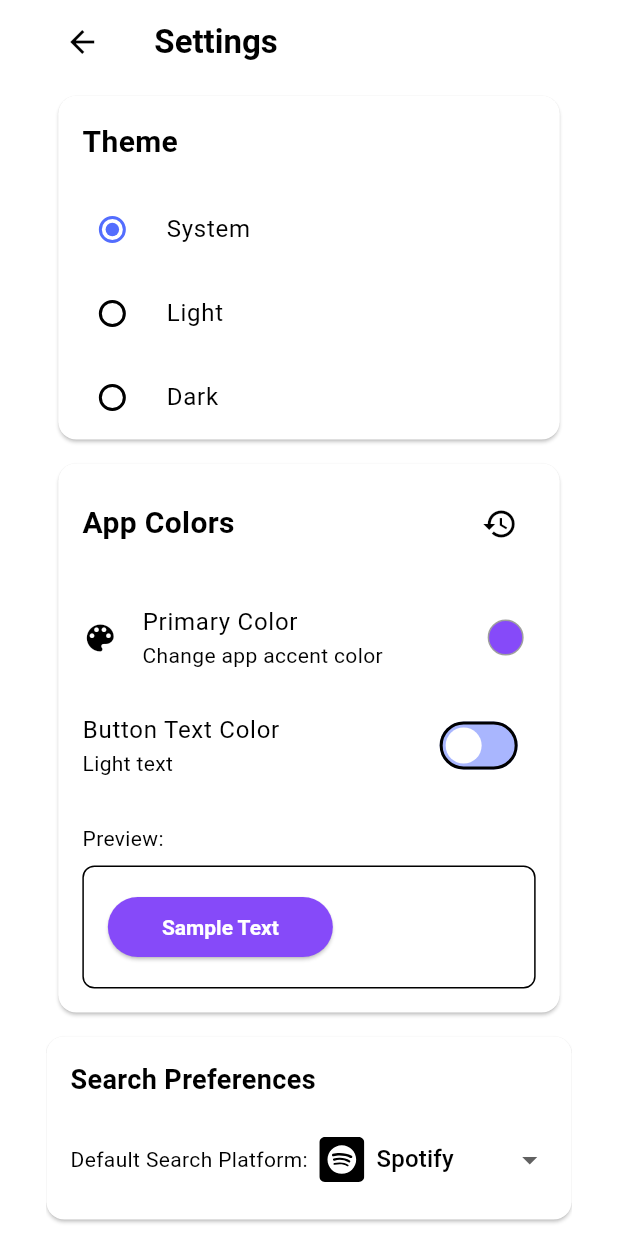
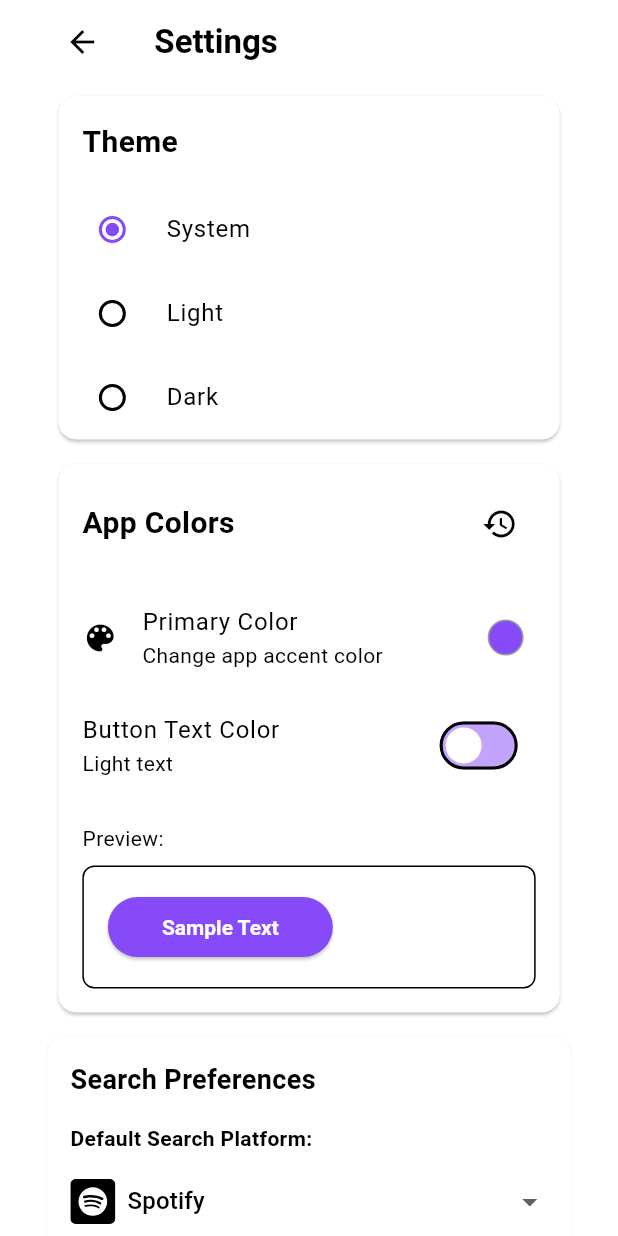
Before and after one commit to ALi3naTEd0/RateMe, a Flutter app: the screen it shows after launch, after a tap on the "settings" icon, on a phone screen of 412 x 824 dp. Run offline on Flutter 3.47's test engine with Material 3 defaults, Android fonts, the light colour scheme and no system bars; our stand-ins replace file_picker, flutter_svg, package_info_plus, share_plus, shared_preferences, sqflite and 1 more; missing offline and left inert: flex_color_picker; accounts and stored records are empty; project files that could hold a hidden picture were left out.

Commit message:
Fix Android black color issue with proper RGB<->hex conversion and optimize theme preloading

```diff
--- a/lib/database/api_key_manager.dart
+++ b/lib/database/api_key_manager.dart
@@ -21,7 +21,7 @@
           secret TEXT,
           created_at TEXT
         )
-      ''');
+      '''); // Fixed: Added missing closing parenthesis here
 
       Logging.severe('API key manager initialized successfully');
     } catch (e, stack) {
--- a/lib/database/database_helper.dart
+++ b/lib/database/database_helper.dart
@@ -133,11 +133,20 @@
         // Remove the unsupported queryTimeoutDuration parameter
       );
 
+      try {
+        // Try to set WAL mode using rawQuery instead of execute for better Android compatibility
+        await db.rawQuery('PRAGMA journal_mode = WAL');
+        Logging.severe('Successfully set WAL journal mode');
+      } catch (e) {
+        // If setting WAL fails, log it but continue (don't crash)
+        Logging.severe(
+            'Failed to set WAL journal mode: $e (continuing anyway)');
+      }
+
       // Update schema directly with the db instance
       await _updateDatabaseSchemaInternal(db);
 
       // Set pragmas for better performance and stability
-      await db.execute('PRAGMA journal_mode = WAL;');
       await db.execute('PRAGMA synchronous = NORMAL;');
       await db.execute('PRAGMA cache_size = 1000;');
       await db.execute('PRAGMA temp_store = MEMORY;');
--- a/lib/main.dart
+++ b/lib/main.dart
@@ -1,6 +1,7 @@
 import 'package:flutter/material.dart';
 import 'dart:async';
 import 'color_utility.dart';
+import 'database/api_key_manager.dart';
 import 'saved_ratings_page.dart';
 import 'logging.dart';
 import 'details_page.dart';
@@ -23,24 +24,50 @@
 import 'preload_service.dart';
 
 Future<void> main() async {
-  // Ensure Flutter binding is initialized
-  WidgetsFlutterBinding.ensureInitialized();
+  try {
+    // Initialize Flutter binding
+    WidgetsFlutterBinding.ensureInitialized();
 
-  // Initialize database factory based on platform
-  // This must be done BEFORE any database access
-  await _initializeDatabaseFactory();
+    // Initialize database factory
+    await _initializeDatabaseFactory();
 
-  // Initialize database after factory setup
-  await DatabaseHelper.instance.database;
+    // Initialize logging first
+    Logging.initialize();
+    Logging.severe('===== Logging system initialized =====');
 
-  // Preload critical settings BEFORE app starts
-  await PreloadService.preloadSettings();
+    // CRITICAL FIX: Preload theme settings before building the UI
+    await PreloadService.preloadEssentialSettings();
 
-  // Use the integrated ThemeService preloader instead of separate PreloadService
-  await ts.ThemeService.preloadEssentialSettings();
+    // Get the preloaded color for the initial UI render
+    Color initialThemeColor = PreloadService.primaryColor;
 
-  // Continue with app initialization
-  runApp(const MyApp());
+    runApp(MyApp(initialColor: initialThemeColor));
+
+    // Initialize services
+    await ApiKeyManager.instance.initialize();
+    await DatabaseHelper.initialize();
+    await ts.ThemeService.initialize();
+
+    // Start clipboard listener
+    ClipboardDetector.startClipboardListener(
+      onDetected: (url) {
+        // Handle URL detection
+      },
+      onSnackBarMessage: (message) {
+        // Show message
+      },
+      onUrlDetected: (url, query) {
+        // Handle URL with query
+      },
+      onSearchCompleted: (success) {
+        // Handle search completion
+      },
+    );
+
+    Logging.severe('MAIN: Application initialized');
+  } catch (e, stack) {
+    Logging.severe('MAIN: Error initializing application', e, stack);
+  }
 }
 
 /// Initialize the appropriate database factory based on platform
@@ -80,9 +107,12 @@
 
 class MyApp extends StatefulWidget {
   final bool showMigrationPrompt;
+  final Color initialColor;
+
   const MyApp({
     super.key,
     this.showMigrationPrompt = false,
+    required this.initialColor,
   });
 
   @override
@@ -110,7 +140,7 @@
 
     // Fix: Set ThemeMode and Color directly from ThemeService right at initState
     _themeMode = ts.ThemeService.themeMode;
-    _primaryColor = ts.ThemeService.primaryColor;
+    _primaryColor = widget.initialColor;
 
     // Single initialization log
     Logging.severe('MAIN: Application initialized');
--- a/lib/preload_service.dart
+++ b/lib/preload_service.dart
@@ -1,69 +1,75 @@
 import 'package:flutter/material.dart';
-import 'settings_service.dart';
+import 'logging.dart';
+import 'theme_service.dart';
+import 'color_utility.dart';
 import 'database/database_helper.dart';
-import 'logging.dart';
-import 'theme_service.dart' as ts;
+import 'dart:io' show Platform;
 
-/// Service responsible for preloading essential application data
+/// Service to preload essential settings before UI rendering
 class PreloadService {
-  static bool _isPreloaded = false;
+  static bool _isPreloadComplete = false;
+  static Color? _cachedPrimaryColor;
 
-  // Add a getter to check if preloading is complete
-  static bool get isPreloaded => _isPreloaded;
-
-  static Future<void> preloadSettings() async {
-    try {
-      if (_isPreloaded) {
-        return; // Don't reload if already loaded
+  /// Get the cached primary color after preload
+  static Color get primaryColor {
+    // CRITICAL FIX: Use safe default if no color loaded yet
+    return _cachedPrimaryColor ?? ColorUtility.defaultColor;
   }
 
-      Logging.severe('PreloadService: Starting preload of critical settings');
+  /// Check if preload is complete
+  static bool get isPreloadComplete => _isPreloadComplete;
 
-      // Load primary color from database first to avoid UI flash
-      final colorString =
+  /// Preload essential settings (theme color, etc.) before UI rendering
+  static Future<void> preloadEssentialSettings() async {
+    if (_isPreloadComplete) return;
+
+    Logging.severe('PRELOAD: Starting essential settings preload');
+
+    try {
+      // First, initialize database
+      await DatabaseHelper.initialize();
+
+      // Check if there's a saved primary color
+      final String? colorStr =
           await DatabaseHelper.instance.getSetting('primaryColor');
-      if (colorString != null && colorString.isNotEmpty) {
-        try {
-          if (colorString.startsWith('#')) {
-            String hexColor = colorString.substring(1);
 
-            // Ensure we have an 8-digit ARGB hex
-            if (hexColor.length == 6) {
-              hexColor = 'FF$hexColor';
-            } else if (hexColor.length == 8) {
-              // Force full opacity
-              hexColor = 'FF${hexColor.substring(2)}';
+      if (colorStr != null && colorStr.isNotEmpty) {
+        Logging.severe('PRELOAD: Found color setting: $colorStr');
+
+        // CRITICAL FIX: Check for black and convert if on Android
+        if (colorStr == '#FF000000' && Platform.isAndroid) {
+          Logging.severe('PRELOAD: Converting black to safe black on Android');
+          _cachedPrimaryColor = ColorUtility.safeBlack;
+        } else {
+          // Parse color from hex string using our utility
+          _cachedPrimaryColor = ColorUtility.hexToColor(colorStr);
         }
 
-            // Parse the hex string to int and create color
-            final colorValue = int.parse(hexColor, radix: 16);
-            final Color parsedColor = Color(colorValue);
+        Logging.severe(
+            'PRELOAD: Cached primary color: ${ColorUtility.colorToRgbString(_cachedPrimaryColor!)}');
+      } else {
+        Logging.severe('PRELOAD: No color setting found, using default purple');
+        _cachedPrimaryColor = ColorUtility.defaultColor;
+      }
 
-            // Initialize BOTH services with the same color instance
-            SettingsService.initializePrimaryColor(parsedColor);
-            ts.ThemeService.setPrimaryColorDirectly(parsedColor);
+      // Also initialize ThemeService with our cached color
+      await ThemeService.preloadEssentialSettings();
+      ThemeService.setPrimaryColorDirectly(_cachedPrimaryColor!);
 
-            Logging.severe(
-                'PreloadService: Successfully preloaded primary color: $colorString (RGB: ${parsedColor.r}, ${parsedColor.g}, ${parsedColor.b})');
-          }
-        } catch (e) {
-          Logging.severe('PreloadService: Error parsing color: $e');
+      _isPreloadComplete = true;
+      Logging.severe('PRELOAD: Essential settings preloaded successfully');
+    } catch (e, stack) {
+      Logging.severe('PRELOAD: Error preloading essential settings', e, stack);
+      // If there's an error, use default color
+      _cachedPrimaryColor = ColorUtility.defaultColor;
     }
   }
 
-      // Preload dark button text setting
-      final darkButtonText =
-          await DatabaseHelper.instance.getSetting('useDarkButtonText');
-      final bool useDarkText = darkButtonText == 'true';
-      SettingsService.initializeButtonTextColor(useDarkText);
-
-      // Fix: Use the correct method name in ThemeService
-      ts.ThemeService.setUseDarkButtonText(useDarkText);
-
-      _isPreloaded = true;
-      Logging.severe('PreloadService: Preload completed');
-    } catch (e) {
-      Logging.severe('PreloadService: Error during preload', e);
+  /// Reset to factory defaults
+  static Future<void> resetToDefaults() async {
+    Logging.severe('PRELOAD: Resetting to default settings');
+    _cachedPrimaryColor = ColorUtility.defaultColor;
+    await ThemeService.setPrimaryColor(ColorUtility.defaultColor);
+    _isPreloadComplete = false;
   }
 }
-}
--- a/lib/settings_page.dart
+++ b/lib/settings_page.dart
@@ -1072,6 +1072,14 @@
                           // Create color with full alpha and assign it to dialogColor
                           dialogColor = Color.fromARGB(255, r, g, b);
 
+                          // PLATFORM SAFETY: Verify this is not black (0,0,0)
+                          // If all components are near-zero, use default purple instead
+                          if (r < 3 && g < 3 && b < 3) {
+                            Logging.severe(
+                                'COLOR PICKER: Near-black color detected, using default purple');
+                            dialogColor = ColorUtility.defaultColor;
+                          }
+
                           // Log the color values for diagnostics
                           Logging.severe(
                               'COLOR PICKER: Manual hex parsed: #$hexValue → RGB($r,$g,$b)');
@@ -1088,9 +1096,35 @@
                       final int g = (dialogColor.g * 255).round();
                       final int b = (dialogColor.b * 255).round();
 
-                      // DIAGNOSTICS: Log pre-safety check values with raw floating point values
-                      Logging.severe(
-                          'COLOR PICKER: Selected color - Raw(${dialogColor.r}, ${dialogColor.g}, ${dialogColor.b}) → RGB($r, $g, $b)');
+                      // PLATFORM SAFETY: After all calculations, verify we're not using pure black
+                      if (r < 3 && g < 3 && b < 3) {
+                        Logging.severe(
+                            'COLOR PICKER: Black color detected in final values, using default purple');
+                        final defaultPurple = ColorUtility.defaultColor;
+                        final safeR = defaultPurple.r.round();
+                        final safeG = defaultPurple.g.round();
+                        final safeB = defaultPurple.b.round();
+
+                        // Use safe values with proper RGB conversion
+                        final safeColor =
+                            Color.fromARGB(255, safeR, safeG, safeB);
+                        setState(() {
+                          _primaryColor = safeColor;
+                        });
+                        ts.ThemeService.setPrimaryColorDirectly(safeColor);
+
+                        // Create hex string for storage
+                        final storageHex =
+                            '#FF${safeR.toRadixString(16).padLeft(2, '0')}'
+                                    '${safeG.toRadixString(16).padLeft(2, '0')}'
+                                    '${safeB.toRadixString(16).padLeft(2, '0')}'
+                                .toUpperCase();
+
+                        DatabaseHelper.instance
+                            .saveSetting('primaryColor', storageHex);
+                        Navigator.of(context).pop();
+                        return;
+                      }
 
                       // CRITICAL FIX: Add extra safeguards against very small values
                       final int safeR = r < 3 ? 0 : r;
@@ -1431,11 +1465,17 @@
                                     const SizedBox(height: 16),
 
                                     // Default search platform dropdown
-                                    Row(
+                                    Column(
+                                      crossAxisAlignment:
+                                          CrossAxisAlignment.start,
                                       children: [
-                                        const Text('Default Search Platform:'),
-                                        const Spacer(),
+                                        const Text('Default Search Platform:',
+                                            style: TextStyle(
+                                                fontWeight: FontWeight.bold)),
+                                        const SizedBox(height: 8),
                                         DropdownButton<SearchPlatform>(
+                                          isExpanded:
+                                              true, // Make dropdown expand to fill width
                                           value: _defaultSearchPlatform,
                                           underline: Container(),
                                           onChanged:
@@ -1480,6 +1520,8 @@
                                             );
                                           }).toList(),
                                         ),
+                                        const SizedBox(
+                                            height: 8), // Add bottom spacing
                                       ],
                                     ),
                                   ],
```
Also changed, not shown: lib/color_utility.dart (+37 -12 lines), lib/settings_service.dart (+97 -0 lines), lib/theme_service.dart (+15 -6 lines), 1 other file. Lines whose indentation alone changed are shown as unchanged.
